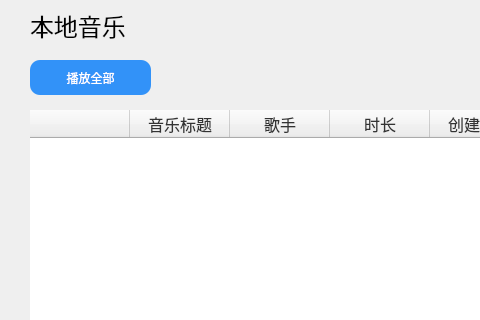
Before: the Qt Designer form localmusic.ui in tidysong/Listen_QT, drawn with Qt 5; both pictures show x 0 to 480 and y 0 to 320 of the 820 by 492 pixel window.
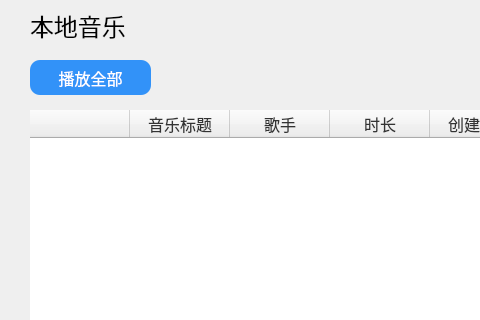
After: the same form once the commit is applied. Icons and pictures are not drawn.

Diff of the .ui file:
```diff
--- a/localmusic.ui
+++ b/localmusic.ui
@@ -193,6 +193,7 @@
    <property name="font">
     <font>
      <family>幼圆</family>
+     <pointsize>12</pointsize>
     </font>
    </property>
    <property name="styleSheet">
```
Left out of the diff: 30 changed lines with no effect on the pictures.
